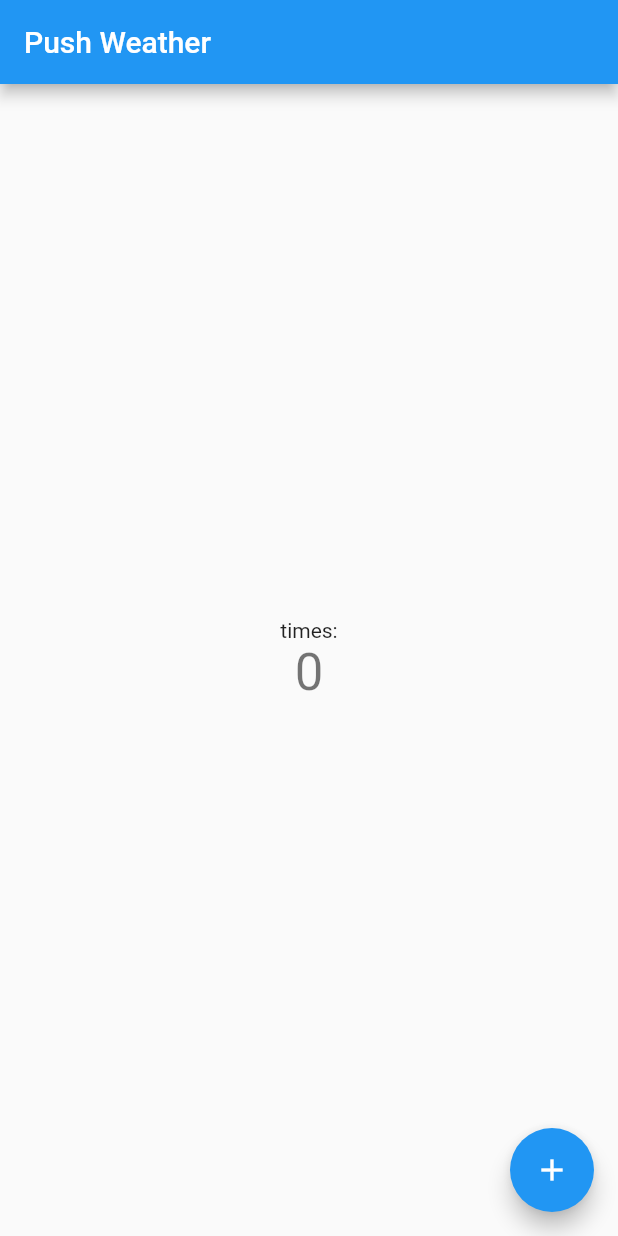
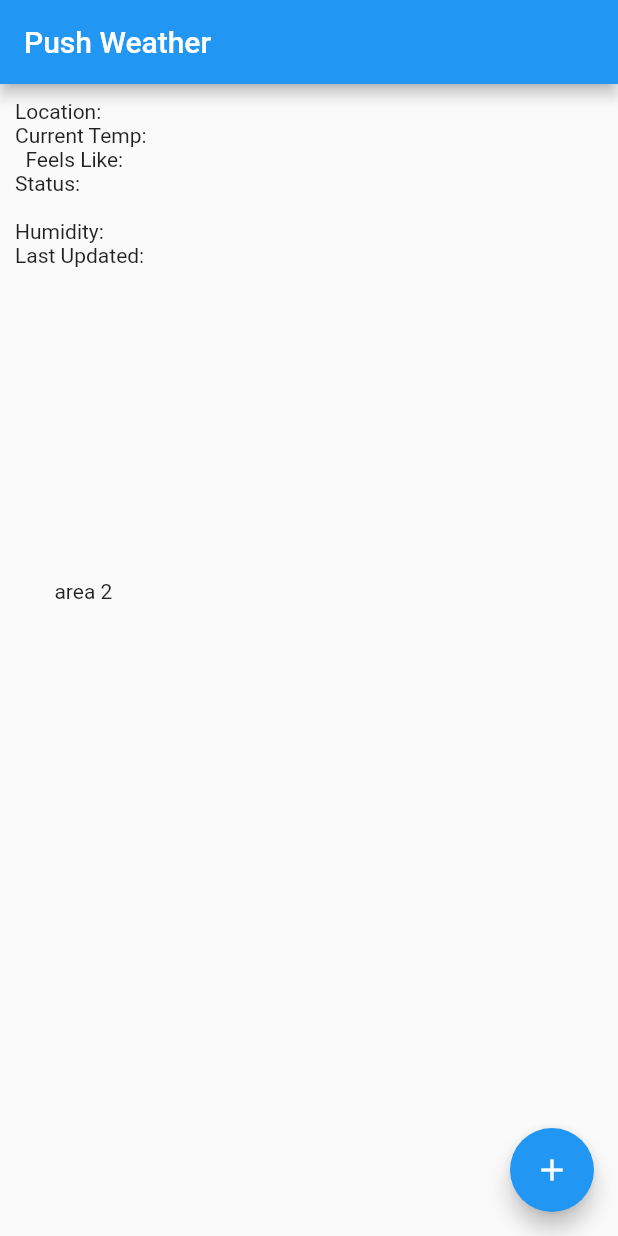
Before and after one commit to kod4284/push-weather, a Flutter app: the screen it shows after launch, on a phone screen of 412 x 824 dp. Run offline on Flutter 3.47's test engine with Material 2 defaults, Android fonts, the phone set to English and light mode, and no system bars.

Commit message:
feat: add rough weather info page

```diff
--- a/lib/main.dart
+++ b/lib/main.dart
@@ -1,4 +1,5 @@
 import 'package:flutter/material.dart';
+import 'widgets/weather_info_page.dart';
 
 void main() {
   runApp(const MyApp());
@@ -13,15 +14,6 @@ class MyApp extends StatelessWidget {
     return MaterialApp(
       title: 'Push Weather',
       theme: ThemeData(
-        // This is the theme of your application.
-        //
-        // Try running your application with "flutter run". You'll see the
-        // application has a blue toolbar. Then, without quitting the app, try
-        // changing the primarySwatch below to Colors.green and then invoke
-        // "hot reload" (press "r" in the console where you ran "flutter run",
-        // or simply save your changes to "hot reload" in a Flutter IDE).
-        // Notice that the counter didn't reset back to zero; the application
-        // is not restarted.
         primarySwatch: Colors.blue,
       ),
       home: const MyHomePage(title: 'Push Weather'),
@@ -31,16 +23,6 @@ class MyApp extends StatelessWidget {
 
 class MyHomePage extends StatefulWidget {
   const MyHomePage({Key? key, required this.title}) : super(key: key);
-
-  // This widget is the home page of your application. It is stateful, meaning
-  // that it has a State object (defined below) that contains fields that affect
-  // how it looks.
-
-  // This class is the configuration for the state. It holds the values (in this
-  // case the title) provided by the parent (in this case the App widget) and
-  // used by the build method of the State. Fields in a Widget subclass are
-  // always marked "final".
-
   final String title;
 
   @override
@@ -52,59 +34,31 @@ class _MyHomePageState extends State<MyHomePage> {
 
   void _incrementCounter() {
     setState(() {
-      // This call to setState tells the Flutter framework that something has
-      // changed in this State, which causes it to rerun the build method below
-      // so that the display can reflect the updated values. If we changed
-      // _counter without calling setState(), then the build method would not be
-      // called again, and so nothing would appear to happen.
-      _counter++;
+     _counter++;
     });
   }
 
   @override
   Widget build(BuildContext context) {
-    // This method is rerun every time setState is called, for instance as done
-    // by the _incrementCounter method above.
-    //
-    // The Flutter framework has been optimized to make rerunning build methods
-    // fast, so that you can just rebuild anything that needs updating rather
-    // than having to individually change instances of widgets.
     return Scaffold(
       appBar: AppBar(
-        // Here we take the value from the MyHomePage object that was created by
-        // the App.build method, and use it to set our appbar title.
         title: Text(widget.title),
       ),
-      body: Center(
-        // Center is a layout widget. It takes a single child and positions it
-        // in the middle of the parent.
-        child: Column(
-          // Column is also a layout widget. It takes a list of children and
-          // arranges them vertically. By default, it sizes itself to fit its
-          // children horizontally, and tries to be as tall as its parent.
-          //
-          // Invoke "debug painting" (press "p" in the console, choose the
-          // "Toggle Debug Paint" action from the Flutter Inspector in Android
-          // Studio, or the "Toggle Debug Paint" command in Visual Studio Code)
-          // to see the wireframe for each widget.
-          //
-          // Column has various properties to control how it sizes itself and
-          // how it positions its children. Here we use mainAxisAlignment to
-          // center the children vertically; the main axis here is the vertical
-          // axis because Columns are vertical (the cross axis would be
-          // horizontal).
-          mainAxisAlignment: MainAxisAlignment.center,
+      body: Column(
+          mainAxisAlignment: MainAxisAlignment.start,
           children: <Widget>[
-            const Text(
-              'times:',
+            Container(
+              margin: const EdgeInsets.all(10),
+              height: 300,
+              child: const WeatherInfoPage(),
             ),
-            Text(
-              '$_counter',
-              style: Theme.of(context).textTheme.headline4,
+            Container(
+              margin: new EdgeInsets.all(10),
+              height: 300,
+              child: const Text('area 2'),
             ),
           ],
         ),
-      ),
       floatingActionButton: FloatingActionButton(
         onPressed: _incrementCounter,
         tooltip: 'Increment',
--- /dev/null
+++ b/lib/widgets/weather_info_page.dart
@@ -0,0 +1,53 @@
+import 'package:flutter/material.dart';
+
+class WeatherInfoPage extends StatefulWidget {
+  const WeatherInfoPage({Key? key }) : super(key: key);
+  @override
+  State<WeatherInfoPage> createState() => _WeatherInfoPageState();
+}
+
+class _WeatherInfoPageState extends State<WeatherInfoPage> {
+  String _location = "";
+  String _tempC = "";
+  String _tempF = "";
+  String _feelsLikeC = "";
+  String _feelsLikeF = "";
+  String _lastUpdated = "";
+  String _chanceOfRain = "";
+  String _chanceOfSnow = "";
+  String _humidity = "";
+  bool _willItRain = false;
+  bool _willItSnow = false;
+  bool _isCelsius = false;
+  int _counter = 0;
+
+  @override
+  void initState() {
+    super.initState();
+  }
+
+  void _incrementCounter() {
+    setState(() {
+      _counter++;
+    });
+  }
+
+  @override
+  Widget build(BuildContext context) {
+    return Container(
+      child: Column(
+        crossAxisAlignment: CrossAxisAlignment.start,
+        children: [
+          Text("Location: " + _location),
+          Text("Current Temp: " + (_isCelsius ? _tempC : _tempF)),
+          Text("  Feels Like: " + (_isCelsius ? _feelsLikeC : _feelsLikeF)),
+          Text("Status:\n"
+              + (_willItRain ? "  Rain: " + _chanceOfRain + "%" : "")
+              + (_willItSnow ? "  Snow: " + _chanceOfSnow + "%": "")),
+          Text("Humidity: " + _humidity),
+          Text("Last Updated: " + _lastUpdated),
+        ],
+      ),
+    );
+  }
+}
```
